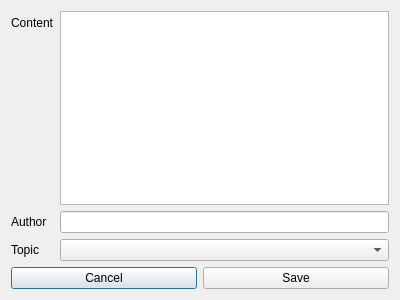
Qt form quotedialog.ui (lucianodato/JI-quotes) before a commit.
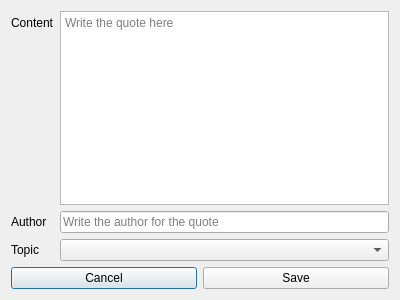
The same form after that commit. Icons and pictures are not drawn.

```diff
--- a/quotedialog.ui
+++ b/quotedialog.ui
@@ -22,7 +22,11 @@
     </widget>
    </item>
    <item row="0" column="1">
-    <widget class="QTextEdit" name="textEdit"/>
+    <widget class="QTextEdit" name="textEdit">
+     <property name="placeholderText">
+      <string>Write the quote here</string>
+     </property>
+    </widget>
    </item>
    <item row="1" column="0">
     <widget class="QLabel" name="label_3">
@@ -32,7 +36,11 @@
     </widget>
    </item>
    <item row="1" column="1">
-    <widget class="QLineEdit" name="lineEdit"/>
+    <widget class="QLineEdit" name="lineEdit">
+     <property name="placeholderText">
+      <string>Write the author for the quote </string>
+     </property>
+    </widget>
    </item>
    <item row="2" column="0">
     <widget class="QLabel" name="label">
```
Left out of the diff: 6 changed lines with no effect on the pictures.
